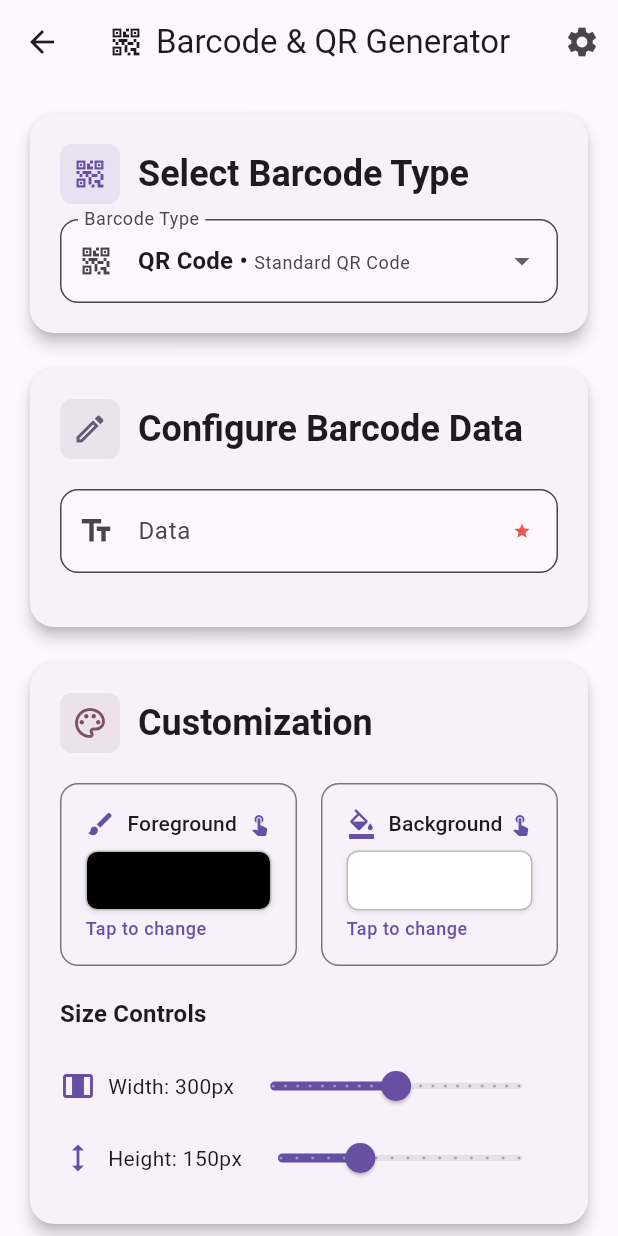
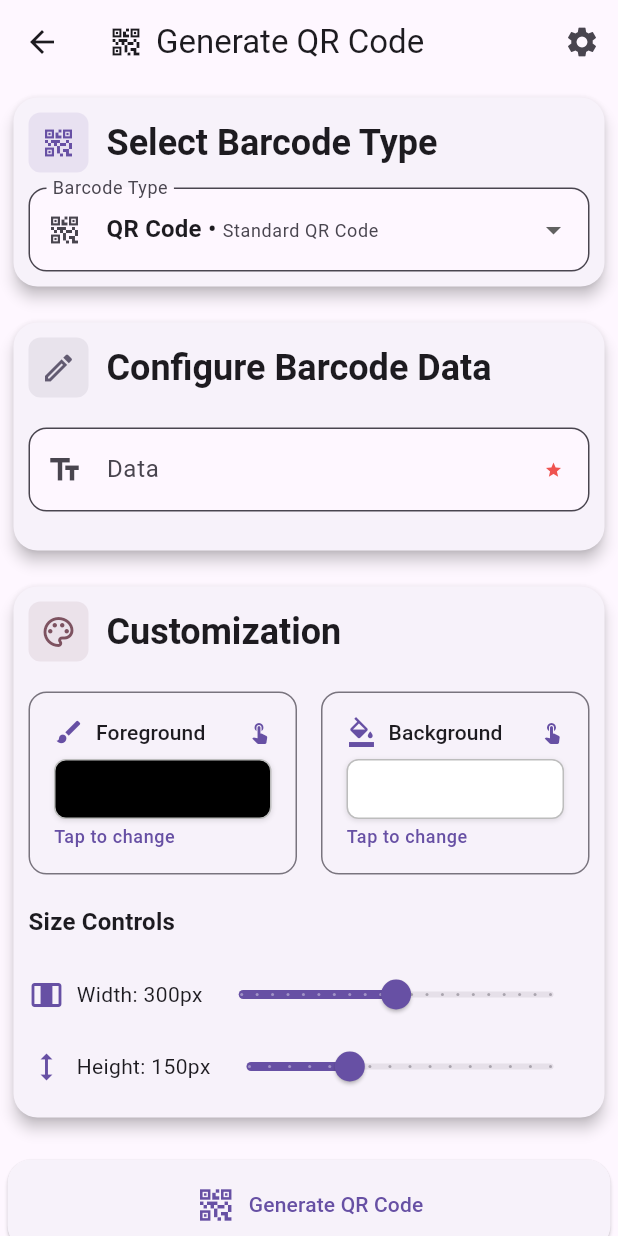
Before and after one commit to bilalparray/qr_scanner_generator, a Flutter app: the BarcodeHomePage screen opened directly, on a phone screen of 412 x 824 dp. Run offline on Flutter 3.47's test engine with Material 3 defaults, Android fonts, the phone set to English and light mode, and no system bars; our stand-ins replace flutter_colorpicker, flutter_contacts, image_picker, package_info_plus, permission_handler, qr_flutter and 1 more; missing offline and left inert: add_2_calendar, google_mlkit_barcode_scanning, mobile_scanner, syncfusion_flutter_barcodes, wifi_iot.

Commit message:
padding to 5 in cards

```diff
--- a/lib/screens/generate_screen.dart
+++ b/lib/screens/generate_screen.dart
@@ -1,6 +1,7 @@
 import 'dart:typed_data';
 import 'package:flutter/material.dart';
 import 'package:qr_flutter/qr_flutter.dart';
+import 'package:qr_scanner/environment/environment.dart';
 import 'package:qr_scanner/models/generate_code.dart';
 import 'package:qr_scanner/screens/settings_screen.dart';
 import 'package:qr_scanner/utils/barcode_utils.dart';
@@ -266,7 +267,7 @@ class _BarcodeHomePageState extends State<BarcodeHomePage>
 
     await shareContent(
       text:
-          'Generated Barcode ${_selectedType.displayName}\n\nDownload our App at https://play.google.com/store/apps/details?id=your.app.id',
+          'Generated Barcode ${_selectedType.displayName}\n\nDownload our App at ${Environment.playstoreUrl}',
       files: [XFile(file.path)],
     );
 
@@ -335,7 +336,7 @@ class _BarcodeHomePageState extends State<BarcodeHomePage>
           children: [
             Icon(_selectedType.category.icon),
             const SizedBox(width: 8),
-            const Text('Barcode & QR Generator'),
+            Text('Generate ' '${_selectedType.displayName}'),
           ],
         ),
         actions: [
@@ -350,7 +351,7 @@ class _BarcodeHomePageState extends State<BarcodeHomePage>
           autovalidateMode: AutovalidateMode.onUserInteraction,
           key: _formKey,
           child: ListView(
-            padding: const EdgeInsets.all(16),
+            padding: const EdgeInsets.all(5),
             children: [
               BarcodeTypeSelector(
                 selectedType: _selectedType,
--- a/lib/widgets/barcode_customisation.dart
+++ b/lib/widgets/barcode_customisation.dart
@@ -67,7 +67,7 @@ class BarcodeCustomization extends StatelessWidget {
       elevation: 4,
       shape: RoundedRectangleBorder(borderRadius: BorderRadius.circular(16)),
       child: Padding(
-        padding: const EdgeInsets.all(20),
+        padding: const EdgeInsets.all(10),
         child: Column(
           crossAxisAlignment: CrossAxisAlignment.start,
           children: [
--- a/lib/widgets/barcode_input_fields.dart
+++ b/lib/widgets/barcode_input_fields.dart
@@ -65,7 +65,7 @@ class BarcodeInputFields extends StatelessWidget {
       elevation: 4,
       shape: RoundedRectangleBorder(borderRadius: BorderRadius.circular(16)),
       child: Padding(
-        padding: const EdgeInsets.all(20),
+        padding: const EdgeInsets.all(10),
         child: Column(
           crossAxisAlignment: CrossAxisAlignment.start,
           children: [
--- a/lib/widgets/code_type_selector.dart
+++ b/lib/widgets/code_type_selector.dart
@@ -18,7 +18,7 @@ class BarcodeTypeSelector extends StatelessWidget {
       elevation: 4,
       shape: RoundedRectangleBorder(borderRadius: BorderRadius.circular(16)),
       child: Padding(
-        padding: const EdgeInsets.all(20.0),
+        padding: const EdgeInsets.all(10.0),
         child: Column(
           crossAxisAlignment: CrossAxisAlignment.start,
           children: [
```
